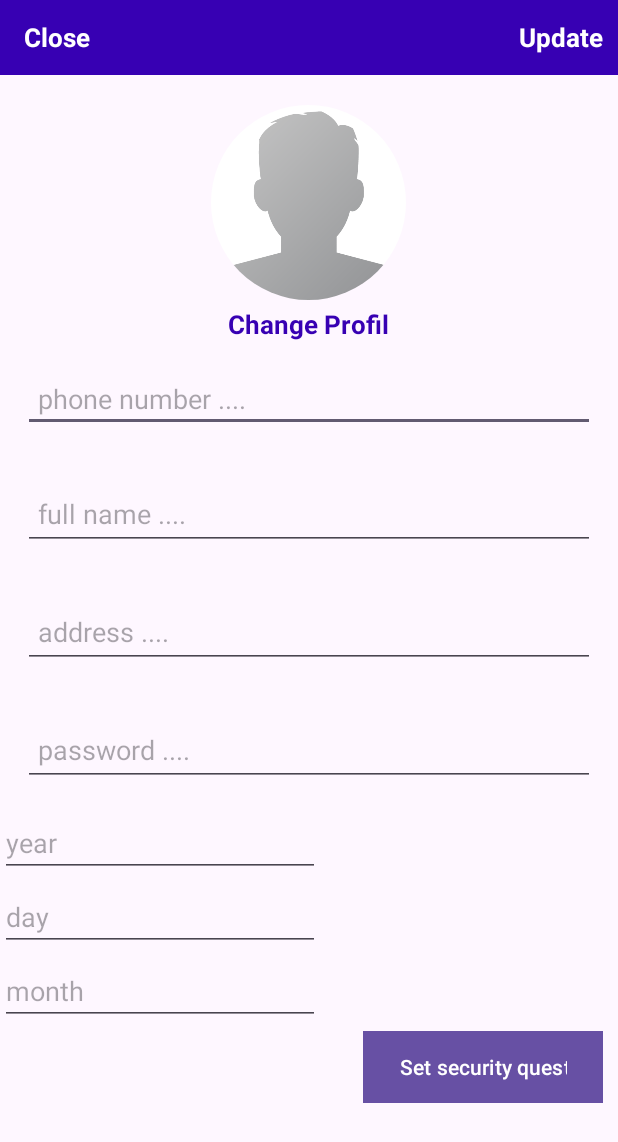
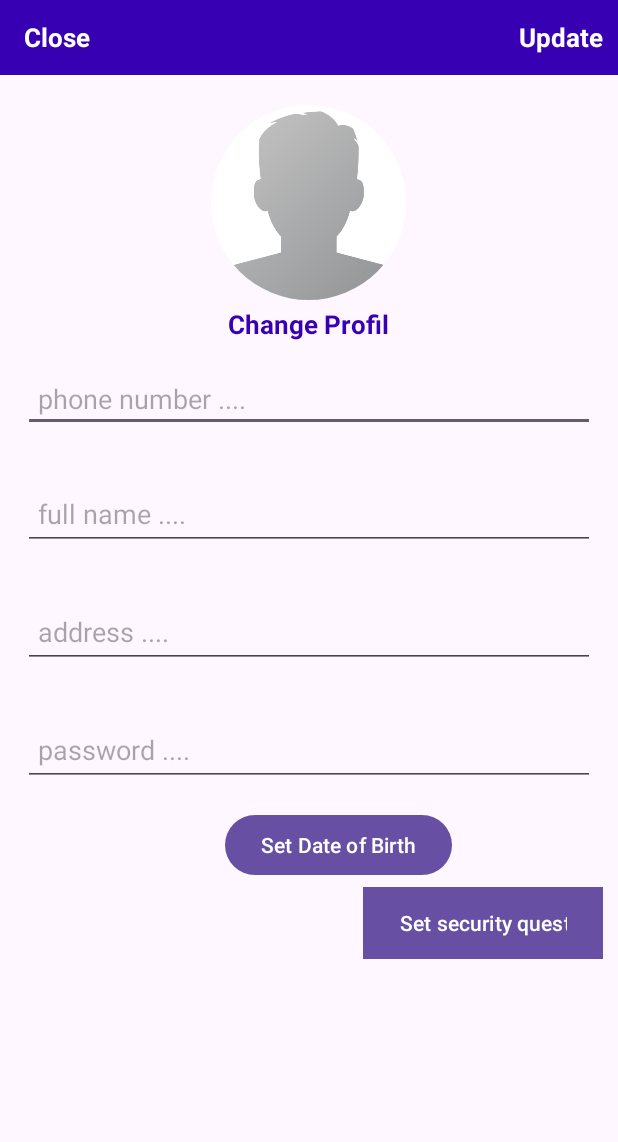
Before and after one commit to Tohamy20/ecommersapp, an Android app built with Jetpack Compose: the SettingsActivity screen opened directly, with no data from a screen before it, on a phone screen of 412 x 824 dp. Shown: the top 1142 px of the screen. Run offline under Robolectric (Android 15) with nearby library versions, the phone set to English and light mode, and no system bars; our stand-ins replace CircleImageView, Firebase (no records; nobody signed in at launch, a user with empty details on screens opened directly), Picasso; 2 statements that could not run were skipped.

Commit message:
Date of birth

```diff
--- a/app/src/main/java/com/example/talabatend/SettingsActivity.java
+++ b/app/src/main/java/com/example/talabatend/SettingsActivity.java
@@ -9,6 +9,8 @@ import android.widget.Button;
 import android.widget.EditText;
 import android.widget.TextView;
 import android.widget.Toast;
+import android.widget.DatePicker;
+import android.app.DatePickerDialog;
 
 import androidx.annotation.NonNull;
 import androidx.appcompat.app.AppCompatActivity;
@@ -21,6 +23,7 @@ import com.google.firebase.database.FirebaseDatabase;
 import com.google.firebase.database.ValueEventListener;
 import com.google.firebase.storage.StorageReference;
 import com.google.firebase.storage.StorageTask;
+//import com.rey.material.app.DatePickerDialog;
 import com.squareup.picasso.Picasso;
 
 import java.util.HashMap;
@@ -28,7 +31,7 @@ import java.util.HashMap;
 import de.hdodenhof.circleimageview.CircleImageView;
 
 
-public class SettingsActivity extends AppCompatActivity {
+public class SettingsActivity extends AppCompatActivity  {
 
     private CircleImageView profileimageviewbtn;
     private EditText fullnameedittxt,userphoneedittxt,addressedittext,passwordedittxt,editText_yeare,editText_m,editText_d;
@@ -39,6 +42,8 @@ public class SettingsActivity extends AppCompatActivity {
     private StorageReference storageprofilepictureref;
     private String checker = "";
     private Button sequrityquestionbtn;
+    private TextView dateText;
+    private Button dateBtn;
 
 
 
@@ -56,12 +61,17 @@ public class SettingsActivity extends AppCompatActivity {
         profilechangetxtbtn = (TextView) findViewById(R.id.profile_image_change_btn);
         saveTextbutton = (TextView) findViewById(R.id.update_account_settings_btn);
         closetxtbtn = (TextView) findViewById(R.id.close_settings_btn);
-        editText_yeare=(EditText) findViewById(R.id.editTextText_year_settings);
-        editText_m=(EditText) findViewById(R.id.editText_month_settings);
-        editText_d=(EditText) findViewById(R.id.editTextText_day_settings);
+        dateText = findViewById(R.id.dateText);
+        dateBtn = findViewById(R.id.dateBtn);
         sequrityquestionbtn = findViewById(R.id.settings_security_questions_btn);
 
+        dateBtn.setOnClickListener(new View.OnClickListener() {
+            @Override
+            public void onClick(View view) {
+                openDialog();
 
+            }
+        });
 
         userinfodisplay(profileimageviewbtn,fullnameedittxt,userphoneedittxt,addressedittext,passwordedittxt);
         closetxtbtn.setOnClickListener(new View.OnClickListener() {
@@ -114,6 +124,15 @@ public class SettingsActivity extends AppCompatActivity {
             }
         });
     }
+    private  void openDialog(){
+            DatePickerDialog dialog = new DatePickerDialog(this, new DatePickerDialog.OnDateSetListener() {
+                @Override
+                public void onDateSet(DatePicker datePicker, int year, int month, int day) {
+                    dateText.setText(String.valueOf(year)+'.'+String.valueOf(month+1)+'.'+String.valueOf(day));
+                }
+            }, 2002, 0, 4);
+            dialog.show();
+    }
 
     private void updateonlyuserinfo()
     {
@@ -138,33 +157,17 @@ public class SettingsActivity extends AppCompatActivity {
         {
 
             Toast.makeText(this, "please enter phone ", Toast.LENGTH_SHORT).show();
-        } else if (TextUtils.isEmpty(editText_yeare.getText().toString()))
-        {
-            Toast.makeText(this, "please enter year ", Toast.LENGTH_SHORT).show();
-
-        } else if (TextUtils.isEmpty(editText_m.getText().toString()))
-        {
-            Toast.makeText(this, "please enter month ", Toast.LENGTH_SHORT).show();
-
-        }
-        else if (TextUtils.isEmpty(editText_d.getText().toString()))
-        {
-            Toast.makeText(this, "please enter Day ", Toast.LENGTH_SHORT).show();
-
         }
         else
         {
 
-            String birth_Y = editText_yeare.getText().toString();
-            String birth_m = editText_m.getText().toString();
-            String birth_d = editText_d.getText().toString();
-            String birth = birth_d + "-" + birth_m + "-" + birth_Y;
+
 
             usermap.put("name", fullnameedittxt.getText().toString());
             usermap.put("address", addressedittext.getText().toString());
             usermap.put("phoneOrder", userphoneedittxt.getText().toString());
             usermap.put("password", passwordedittxt.getText().toString());
-            usermap.put("BirthDay", birth);
+            usermap.put("BirthDay", dateText.getText().toString());
 
 
             ref.child(Prevalent.currentonlineuser.getPhone()).updateChildren(usermap);
--- a/app/src/main/res/layout/activity_settings.xml
+++ b/app/src/main/res/layout/activity_settings.xml
@@ -133,46 +133,20 @@
         android:hint="password ...."
         android:minHeight="48dp"
         android:padding="10dp" />
-    <EditText
-        android:id="@+id/editTextText_year_settings"
+    <TextView
+        android:id="@+id/dateText"
         android:layout_width="wrap_content"
         android:layout_height="wrap_content"
-        android:ems="10"
-        android:hint="year"
-        android:inputType="text"
-        android:layout_alignParentStart="true"
-        android:layout_marginEnd="10dp"
-        app:layout_constraintStart_toStartOf="parent"
-        app:layout_constraintTop_toTopOf="parent"
-        android:layout_below="@id/settings_new_pass"
-        />
-    <EditText
-        android:id="@+id/editTextText_day_settings"
+        android:layout_below="@+id/settings_new_pass"
+        android:layout_marginStart="20dp"/>
+    <Button
+        android:id="@+id/dateBtn"
         android:layout_width="wrap_content"
         android:layout_height="wrap_content"
+        android:text="@string/set_date_of_birth"
+        android:layout_below="@+id/settings_new_pass"
+        android:layout_marginStart="150dp"/>
 
-        android:layout_marginTop="4dp"
-        android:autofillHints=""
-        android:ems="10"
-        android:hint="day"
-        android:inputType="text"
-        android:layout_below="@id/editTextText_year_settings"
-
-         />
-
-    <EditText
-        android:id="@+id/editText_month_settings"
-        android:layout_width="wrap_content"
-        android:layout_height="wrap_content"
-        android:layout_marginEnd="10dp"
-        android:layout_marginTop="4dp"
-        android:ems="10"
-        android:hint="month"
-        android:inputType="text"
-        android:layout_below="@id/editTextText_day_settings"
-
-
-         />
     <Button
         android:id="@+id/settings_security_questions_btn"
         android:layout_width="wrap_content"
@@ -183,9 +157,9 @@
         android:text="Set security questions"
         android:inputType="text"
         android:background="@color/design_default_color_primary_dark"
-        android:layout_below="@id/editText_month_settings"
         android:layout_alignParentEnd="true"
         android:textColor="@color/white"
+        android:layout_below="@+id/dateBtn"
 
 
         />
--- a/app/src/main/res/values/strings.xml
+++ b/app/src/main/res/values/strings.xml
@@ -19,4 +19,5 @@
     <string name="menu_gallery">Gallery</string>
     <string name="menu_slideshow">Slideshow</string>
     <string name="title_activity_home22">Home2Activity2</string>
+    <string name="set_date_of_birth">Set Date of Birth</string>
 </resources>
--- a/build.gradle.kts
+++ b/build.gradle.kts
@@ -5,7 +5,7 @@ buildscript {
 }
 // Top-level build file where you can add configuration options common to all sub-projects/modules.
 plugins {
-    id("com.android.application") version "8.1.3" apply false
+    id("com.android.application") version "8.2.0" apply false
     id("com.google.gms.google-services") version "4.4.0" apply false
     id("org.jetbrains.kotlin.android") version "1.8.10" apply false
 }
```
Also changed, not shown: gradle/wrapper/gradle-wrapper.properties.
